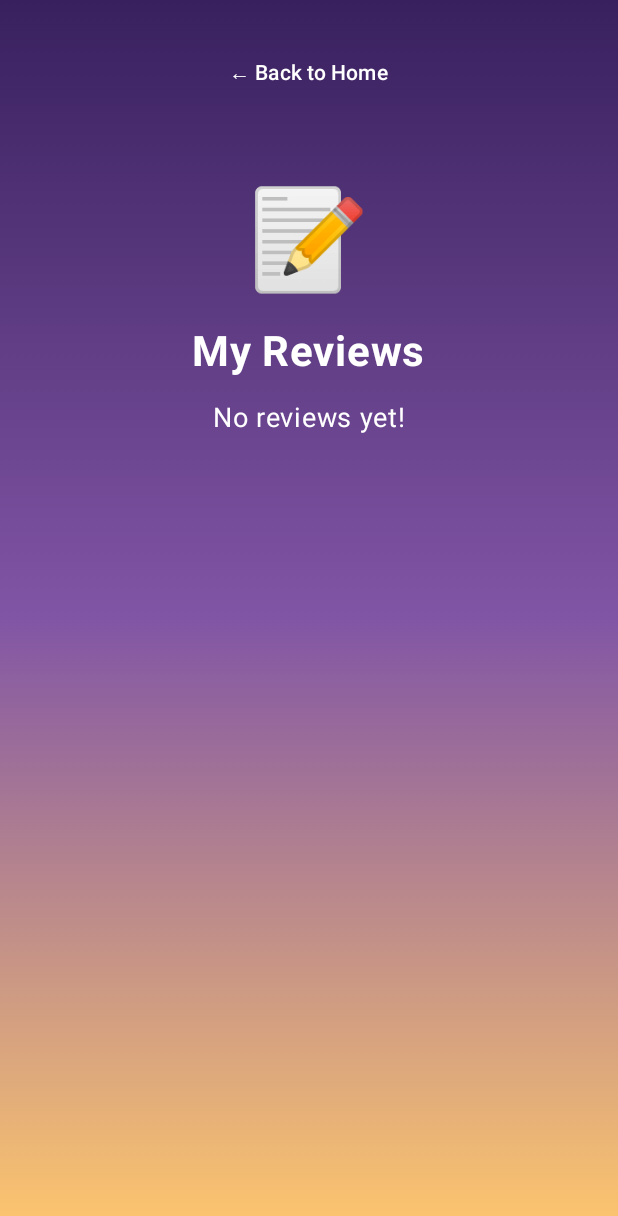
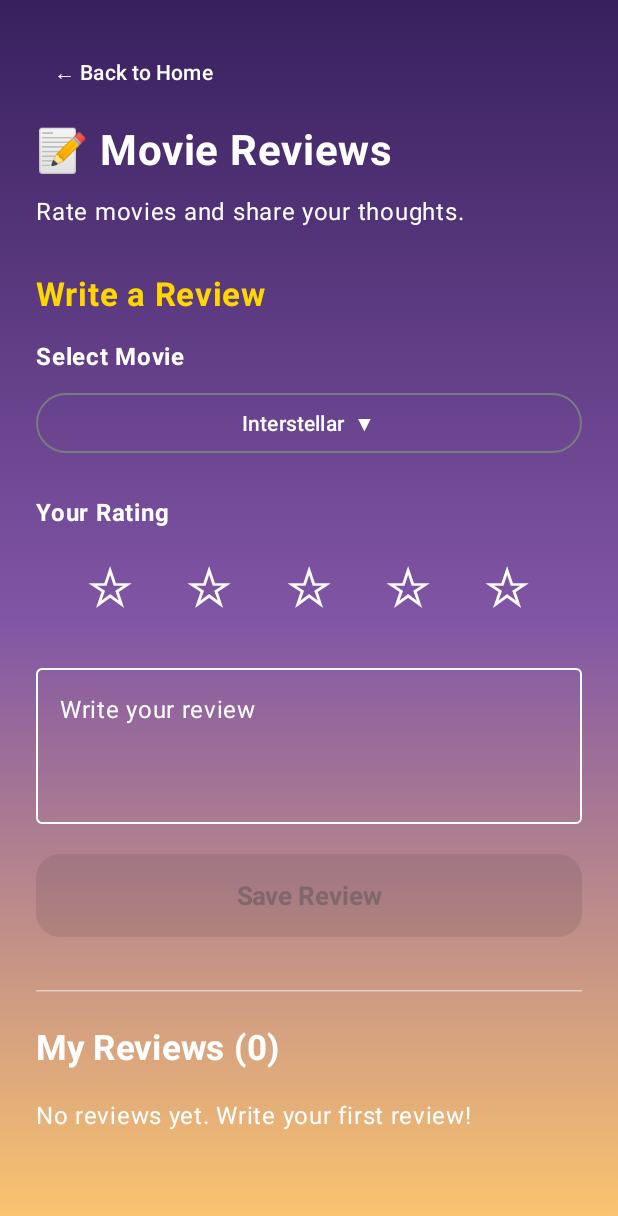
Before and after one commit to tyalagandula2002/MovieBox, an Android app built with Jetpack Compose: the screen it shows after launch (MainActivity), after a tap on "My Reviews", on a phone screen of 412 x 824 dp. Shown: the top 1216 px of the screen. Run offline under Robolectric (Android 15) with nearby library versions, the phone set to English and light mode, and no system bars.

Commit message:
Added Movie Review Screen with star ratings and review management

```diff
--- a/app/src/main/java/com/example/moviebox/navigation/MovieBoxNavigation.kt
+++ b/app/src/main/java/com/example/moviebox/navigation/MovieBoxNavigation.kt
@@ -1,14 +1,26 @@
+
 package com.example.moviebox.navigation
 
 import androidx.compose.runtime.*
+import androidx.compose.runtime.saveable.rememberSaveable
+import com.example.moviebox.data.UserReview
+import com.example.moviebox.ui.screens.HomeScreen
+import com.example.moviebox.ui.screens.ReviewScreen
 import com.example.moviebox.ui.screens.SplashScreen
-import com.example.moviebox.ui.screens.HomeScreen
 
 @Composable
 fun MovieBoxNavigation() {
 
-    var currentScreen by remember {
+    var currentScreen by rememberSaveable {
         mutableStateOf("splash")
+    }
+
+    var requestedMovie by remember {
+        mutableStateOf<String?>(null)
+    }
+
+    val reviews = remember {
+        mutableStateListOf<UserReview>()
     }
 
     when (currentScreen) {
@@ -22,7 +34,26 @@ fun MovieBoxNavigation() {
         }
 
         "home" -> {
-            HomeScreen()
+            HomeScreen(
+                onReviewsClick = {
+                    requestedMovie = null
+                    currentScreen = "reviews"
+                },
+                onWriteReview = { movie ->
+                    requestedMovie = movie.title
+                    currentScreen = "reviews"
+                }
+            )
+        }
+
+        "reviews" -> {
+            ReviewScreen(
+                reviews = reviews,
+                initialMovieTitle = requestedMovie,
+                onBack = {
+                    currentScreen = "home"
+                }
+            )
         }
     }
 }
--- a/app/src/main/java/com/example/moviebox/ui/screens/HomeScreen.kt
+++ b/app/src/main/java/com/example/moviebox/ui/screens/HomeScreen.kt
@@ -17,44 +17,23 @@ import androidx.compose.ui.text.font.FontWeight
 import androidx.compose.ui.text.style.TextAlign
 import androidx.compose.ui.unit.dp
 import androidx.compose.ui.unit.sp
+import com.example.moviebox.data.MovieInfo
+import com.example.moviebox.data.sampleMovies
 
-private val Gold = Color(0xFFFFD700)
-private val Purple = Color(0xFF38205E)
-
-private data class Movie(
-    val title: String,
-    val year: String,
-    val genre: String,
-    val rating: String,
-    val description: String
-)
-
-private val movies = listOf(
-    Movie(
-        "Interstellar", "2014", "Sci-Fi", "8.7",
-        "Explorers travel through space to save humanity."
-    ),
-    Movie(
-        "Inception", "2010", "Sci-Fi", "8.8",
-        "A thief enters people's dreams to steal secrets."
-    ),
-    Movie(
-        "The Dark Knight", "2008", "Action", "9.0",
-        "Batman faces the dangerous criminal Joker."
-    ),
-    Movie(
-        "Oppenheimer", "2023", "Drama", "8.3",
-        "The story of the scientist behind the atomic bomb."
-    )
-)
+private val HomeGold = Color(0xFFFFD700)
+private val HomePurple = Color(0xFF38205E)
 
 @Composable
-fun HomeScreen() {
+fun HomeScreen(
+    onReviewsClick: () -> Unit,
+    onWriteReview: (MovieInfo) -> Unit
+) {
 
-    var page by remember { mutableStateOf("home") }
+    var showMovies by remember { mutableStateOf(false) }
     var search by remember { mutableStateOf("") }
+
     var selectedMovie by remember {
-        mutableStateOf<Movie?>(null)
+        mutableStateOf<MovieInfo?>(null)
     }
 
     val gradient = Brush.verticalGradient(
@@ -75,16 +54,16 @@ fun HomeScreen() {
         horizontalAlignment = Alignment.CenterHorizontally
     ) {
 
-        if (page == "home") {
+        if (!showMovies) {
 
-            Spacer(modifier = Modifier.height(40.dp))
+            Spacer(modifier = Modifier.height(30.dp))
 
             Text(
                 text = "🎬",
-                fontSize = 70.sp
+                fontSize = 65.sp
             )
 
-            Spacer(modifier = Modifier.height(20.dp))
+            Spacer(modifier = Modifier.height(16.dp))
 
             Text(
                 text = "Welcome to MovieBox",
@@ -102,39 +81,39 @@ fun HomeScreen() {
                 color = Color(0xFFFFE4B5)
             )
 
-            Spacer(modifier = Modifier.height(35.dp))
+            Spacer(modifier = Modifier.height(30.dp))
 
             Text(
                 text = "⭐ Featured Movie",
-                fontSize = 23.sp,
+                fontSize = 22.sp,
                 fontWeight = FontWeight.Bold,
                 color = Color.White
             )
 
             Spacer(modifier = Modifier.height(15.dp))
 
-            MovieCard(
-                movie = movies[0],
+            HomeMovieCard(
+                movie = sampleMovies[0],
                 onClick = {
-                    selectedMovie = movies[0]
+                    selectedMovie = sampleMovies[0]
                 }
             )
 
             Spacer(modifier = Modifier.height(30.dp))
 
             Button(
-                onClick = { page = "movies" },
+                onClick = { showMovies = true },
                 modifier = Modifier
                     .fillMaxWidth()
                     .height(55.dp),
                 colors = ButtonDefaults.buttonColors(
-                    containerColor = Gold,
-                    contentColor = Purple
+                    containerColor = HomeGold,
+                    contentColor = HomePurple
                 ),
                 shape = RoundedCornerShape(16.dp)
             ) {
                 Text(
-                    text = "Explore Movies",
+                    "Explore Movies",
                     fontSize = 17.sp,
                     fontWeight = FontWeight.Bold
                 )
@@ -143,24 +122,25 @@ fun HomeScreen() {
             Spacer(modifier = Modifier.height(15.dp))
 
             OutlinedButton(
-                onClick = { page = "reviews" },
+                onClick = onReviewsClick,
                 modifier = Modifier
                     .fillMaxWidth()
                     .height(55.dp),
                 shape = RoundedCornerShape(16.dp)
             ) {
                 Text(
-                    text = "My Reviews",
+                    "My Reviews",
                     color = Color.White,
                     fontSize = 17.sp
                 )
             }
-        }
 
-        if (page == "movies") {
+        } else {
 
-            BackButton {
-                page = "home"
+            TextButton(
+                onClick = { showMovies = false }
+            ) {
+                Text("← Back to Home", color = Color.White)
             }
 
             Text(
@@ -177,26 +157,31 @@ fun HomeScreen() {
                 onValueChange = { search = it },
                 label = { Text("Search Movies") },
                 singleLine = true,
-                modifier = Modifier.fillMaxWidth()
+                modifier = Modifier.fillMaxWidth(),
+                colors = OutlinedTextFieldDefaults.colors(
+                    focusedTextColor = Color.White,
+                    unfocusedTextColor = Color.White,
+                    focusedBorderColor = HomeGold,
+                    unfocusedBorderColor = Color.White,
+                    focusedLabelColor = HomeGold,
+                    unfocusedLabelColor = Color.White
+                )
             )
 
             Spacer(modifier = Modifier.height(20.dp))
 
-            val filteredMovies = movies.filter { movie ->
-                movie.title.contains(search, ignoreCase = true) ||
-                        movie.genre.contains(search, ignoreCase = true)
+            val filteredMovies = sampleMovies.filter {
+                it.title.contains(search, ignoreCase = true) ||
+                        it.genre.contains(search, ignoreCase = true)
             }
 
             if (filteredMovies.isEmpty()) {
-                Text(
-                    text = "No movies found",
-                    color = Color.White
-                )
+                Text("No movies found", color = Color.White)
             }
 
             filteredMovies.forEach { movie ->
 
-                MovieCard(
+                HomeMovieCard(
                     movie = movie,
                     onClick = {
                         selectedMovie = movie
@@ -205,37 +190,6 @@ fun HomeScreen() {
 
                 Spacer(modifier = Modifier.height(12.dp))
             }
-        }
-
-        if (page == "reviews") {
-
-            BackButton {
-                page = "home"
-            }
-
-            Spacer(modifier = Modifier.height(50.dp))
-
-            Text(
-                text = "📝",
-                fontSize = 65.sp
-            )
-
-            Spacer(modifier = Modifier.height(20.dp))
-
-            Text(
-                text = "My Reviews",
-                fontSize = 28.sp,
-                fontWeight = FontWeight.Bold,
-                color = Color.White
-            )
-
-            Spacer(modifier = Modifier.height(15.dp))
-
-            Text(
-                text = "No reviews yet!",
-                fontSize = 18.sp,
-                color = Color.White
-            )
         }
     }
 
@@ -263,6 +217,16 @@ fun HomeScreen() {
                 TextButton(
                     onClick = {
                         selectedMovie = null
+                        onWriteReview(movie)
+                    }
+                ) {
+                    Text("Write Review")
+                }
+            },
+            dismissButton = {
+                TextButton(
+                    onClick = {
+                        selectedMovie = null
                     }
                 ) {
                     Text("Close")
@@ -273,8 +237,8 @@ fun HomeScreen() {
 }
 
 @Composable
-private fun MovieCard(
-    movie: Movie,
+private fun HomeMovieCard(
+    movie: MovieInfo,
     onClick: () -> Unit
 ) {
 
@@ -282,7 +246,7 @@ private fun MovieCard(
         modifier = Modifier
             .fillMaxWidth()
             .background(
-                Purple,
+                HomePurple,
                 RoundedCornerShape(18.dp)
             )
             .clickable { onClick() }
@@ -293,7 +257,7 @@ private fun MovieCard(
             text = "🎥 ${movie.title}",
             fontSize = 21.sp,
             fontWeight = FontWeight.Bold,
-            color = Gold
+            color = HomeGold
         )
 
         Spacer(modifier = Modifier.height(8.dp))
@@ -314,23 +278,8 @@ private fun MovieCard(
 
         Text(
             text = "Tap to view details",
-            color = Gold,
+            color = HomeGold,
             fontSize = 12.sp
         )
     }
 }
-
-@Composable
-private fun BackButton(
-    onClick: () -> Unit
-) {
-    TextButton(
-        onClick = onClick,
-        modifier = Modifier.fillMaxWidth()
-    ) {
-        Text(
-            text = "← Back to Home",
-            color = Color.White
-        )
-    }
-}
--- /dev/null
+++ b/app/src/main/java/com/example/moviebox/ui/screens/ReviewScreen.kt
@@ -0,0 +1,341 @@
+
+package com.example.moviebox.ui.screens
+
+import androidx.activity.compose.BackHandler
+import androidx.compose.foundation.background
+import androidx.compose.foundation.clickable
+import androidx.compose.foundation.layout.*
+import androidx.compose.foundation.rememberScrollState
+import androidx.compose.foundation.shape.RoundedCornerShape
+import androidx.compose.foundation.verticalScroll
+import androidx.compose.material3.*
+import androidx.compose.runtime.*
+import androidx.compose.runtime.snapshots.SnapshotStateList
+import androidx.compose.ui.Modifier
+import androidx.compose.ui.graphics.Brush
+import androidx.compose.ui.graphics.Color
+import androidx.compose.ui.text.font.FontWeight
+import androidx.compose.ui.unit.dp
+import androidx.compose.ui.unit.sp
+import com.example.moviebox.data.UserReview
+import com.example.moviebox.data.sampleMovies
+
+@Composable
+fun ReviewScreen(
+    reviews: SnapshotStateList<UserReview>,
+    initialMovieTitle: String?,
+    onBack: () -> Unit
+) {
+
+    val gold = Color(0xFFFFD700)
+    val purple = Color(0xFF38205E)
+
+    var selectedMovie by remember(initialMovieTitle) {
+        mutableStateOf(
+            initialMovieTitle ?: sampleMovies.first().title
+        )
+    }
+
+    var stars by remember { mutableIntStateOf(0) }
+    var reviewText by remember { mutableStateOf("") }
+    var expanded by remember { mutableStateOf(false) }
+    var editingIndex by remember { mutableIntStateOf(-1) }
+
+    BackHandler {
+        onBack()
+    }
+
+    val gradient = Brush.verticalGradient(
+        listOf(
+            Color(0xFF38205E),
+            Color(0xFF8155A5),
+            Color(0xFFFFC76D)
+        )
+    )
+
+    Column(
+        modifier = Modifier
+            .fillMaxSize()
+            .background(gradient)
+            .safeDrawingPadding()
+            .imePadding()
+            .verticalScroll(rememberScrollState())
+            .padding(24.dp)
+    ) {
+
+        TextButton(onClick = onBack) {
+            Text("← Back to Home", color = Color.White)
+        }
+
+        Spacer(modifier = Modifier.height(12.dp))
+
+        Text(
+            text = "📝 Movie Reviews",
+            fontSize = 28.sp,
+            fontWeight = FontWeight.Bold,
+            color = Color.White
+        )
+
+        Spacer(modifier = Modifier.height(12.dp))
+
+        Text(
+            text = "Rate movies and share your thoughts.",
+            color = Color.White,
+            fontSize = 16.sp
+        )
+
+        Spacer(modifier = Modifier.height(30.dp))
+
+        Text(
+            text = if (editingIndex >= 0)
+                "Edit Review" else "Write a Review",
+            fontSize = 22.sp,
+            fontWeight = FontWeight.Bold,
+            color = gold
+        )
+
+        Spacer(modifier = Modifier.height(16.dp))
+
+        // Movie selection
+        Text(
+            text = "Select Movie",
+            color = Color.White,
+            fontWeight = FontWeight.Bold
+        )
+
+        Spacer(modifier = Modifier.height(8.dp))
+
+        Box {
+
+            OutlinedButton(
+                onClick = { expanded = true },
+                modifier = Modifier.fillMaxWidth()
+            ) {
+                Text(
+                    text = "$selectedMovie  ▼",
+                    color = Color.White
+                )
+            }
+
+            DropdownMenu(
+                expanded = expanded,
+                onDismissRequest = { expanded = false }
+            ) {
+                sampleMovies.forEach { movie ->
+
+                    DropdownMenuItem(
+                        text = { Text(movie.title) },
+                        onClick = {
+                            selectedMovie = movie.title
+                            expanded = false
+                        }
+                    )
+                }
+            }
+        }
+
+        Spacer(modifier = Modifier.height(24.dp))
+
+        Text(
+            text = "Your Rating",
+            color = Color.White,
+            fontWeight = FontWeight.Bold
+        )
+
+        Spacer(modifier = Modifier.height(10.dp))
+
+        Row(
+            modifier = Modifier.fillMaxWidth(),
+            horizontalArrangement = Arrangement.SpaceEvenly
+        ) {
+
+            for (star in 1..5) {
+
+                Text(
+                    text = if (star <= stars) "★" else "☆",
+                    fontSize = 36.sp,
+                    color = if (star <= stars)
+                        gold else Color.White,
+                    modifier = Modifier.clickable {
+                        stars = star
+                    }
+                )
+            }
+        }
+
+        Spacer(modifier = Modifier.height(24.dp))
+
+        OutlinedTextField(
+            value = reviewText,
+            onValueChange = { reviewText = it },
+            label = { Text("Write your review") },
+            placeholder = {
+                Text("What did you think about this movie?")
+            },
+            minLines = 3,
+            maxLines = 5,
+            modifier = Modifier.fillMaxWidth(),
+            colors = OutlinedTextFieldDefaults.colors(
+                focusedTextColor = Color.White,
+                unfocusedTextColor = Color.White,
+                focusedBorderColor = gold,
+                unfocusedBorderColor = Color.White,
+                focusedLabelColor = gold,
+                unfocusedLabelColor = Color.White,
+                focusedPlaceholderColor = Color.LightGray,
+                unfocusedPlaceholderColor = Color.LightGray,
+                cursorColor = gold
+            )
+        )
+
+        Spacer(modifier = Modifier.height(20.dp))
+
+        Button(
+            enabled = stars > 0 && reviewText.isNotBlank(),
+            onClick = {
+
+                val review = UserReview(
+                    movieTitle = selectedMovie,
+                    stars = stars,
+                    comment = reviewText.trim()
+                )
+
+                if (editingIndex in reviews.indices) {
+                    reviews[editingIndex] = review
+                } else {
+                    reviews.add(review)
+                }
+
+                stars = 0
+                reviewText = ""
+                editingIndex = -1
+            },
+            modifier = Modifier
+                .fillMaxWidth()
+                .height(55.dp),
+            colors = ButtonDefaults.buttonColors(
+                containerColor = gold,
+                contentColor = purple
+            ),
+            shape = RoundedCornerShape(16.dp)
+        ) {
+            Text(
+                text = if (editingIndex >= 0)
+                    "Update Review" else "Save Review",
+                fontSize = 17.sp,
+                fontWeight = FontWeight.Bold
+            )
+        }
+
+        if (editingIndex >= 0) {
+            TextButton(
+                onClick = {
+                    editingIndex = -1
+                    stars = 0
+                    reviewText = ""
+                },
+                modifier = Modifier.fillMaxWidth()
+            ) {
+                Text("Cancel Editing", color = Color.White)
+            }
+        }
+
+        Spacer(modifier = Modifier.height(35.dp))
+
+        HorizontalDivider(color = Color.White.copy(alpha = 0.5f))
+
+        Spacer(modifier = Modifier.height(24.dp))
+
+        Text(
+            text = "My Reviews (${reviews.size})",
+            fontSize = 23.sp,
+            color = Color.White,
+            fontWeight = FontWeight.Bold
+        )
+
+        Spacer(modifier = Modifier.height(20.dp))
+
+        if (reviews.isEmpty()) {
+
+            Text(
+                text = "No reviews yet. Write your first review!",
+                color = Color.White,
+                fontSize = 16.sp
+            )
+
+        } else {
+
+            reviews.forEachIndexed { index, review ->
+
+                Column(
+                    modifier = Modifier
+                        .fillMaxWidth()
+                        .background(
+                            purple,
+                            RoundedCornerShape(16.dp)
+                        )
+                        .padding(18.dp)
+                ) {
+
+                    Text(
+                        text = review.movieTitle,
+                        color = gold,
+                        fontSize = 20.sp,
+                        fontWeight = FontWeight.Bold
+                    )
+
+                    Spacer(modifier = Modifier.height(8.dp))
+
+                    Text(
+                        text = "★".repeat(review.stars) +
+                                "☆".repeat(5 - review.stars),
+                        color = gold,
+                        fontSize = 23.sp
+                    )
+
+                    Spacer(modifier = Modifier.height(10.dp))
+
+                    Text(
+                        text = review.comment,
+                        color = Color.White,
+                        fontSize = 16.sp
+                    )
+
+                    Spacer(modifier = Modifier.height(12.dp))
+
+                    Row {
+
+                        TextButton(
+                            onClick = {
+                                selectedMovie = review.movieTitle
+                                stars = review.stars
+                                reviewText = review.comment
+                                editingIndex = index
+                            }
+                        ) {
+                            Text("Edit", color = gold)
+                        }
+
+                        TextButton(
+                            onClick = {
+                                reviews.removeAt(index)
+
+                                if (editingIndex == index) {
+                                    editingIndex = -1
+                                    stars = 0
+                                    reviewText = ""
+                                } else if (editingIndex > index) {
+                                    editingIndex--
+                                }
+                            }
+                        ) {
+                            Text("Delete", color = Color.White)
+                        }
+                    }
+                }
+
+                Spacer(modifier = Modifier.height(14.dp))
+            }
+        }
+    }
+}
```
